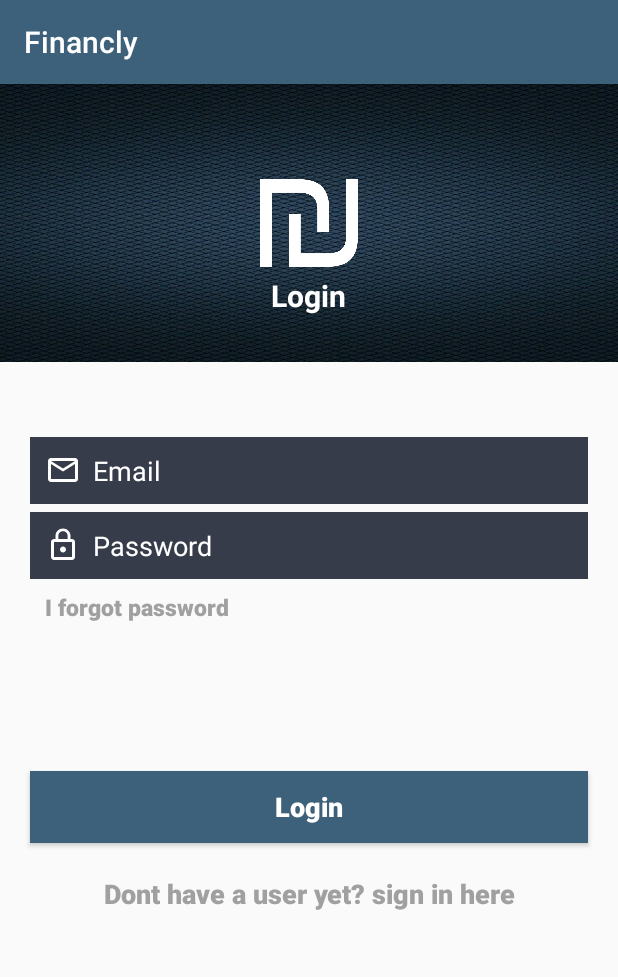
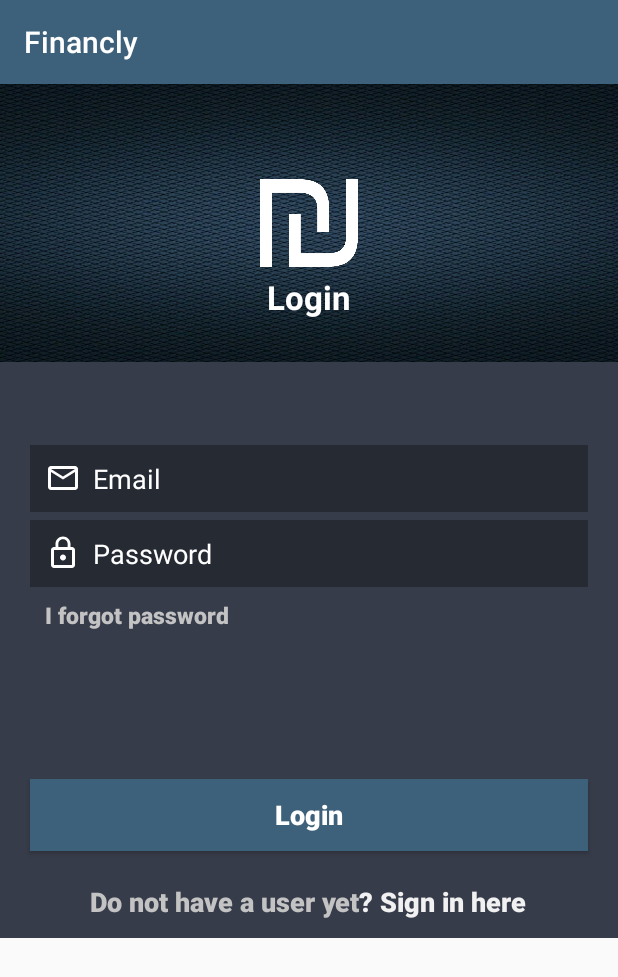
Before and after one commit to nati7828/Financly, an Android app: the screen it shows after launch (LoginActivity), on a phone screen of 412 x 824 dp. Shown: the top 977 px of the screen. Run offline under Robolectric (Android 15) with nearby library versions, the phone set to English and light mode, and no system bars; our stand-ins replace Firebase (no records; nobody signed in at launch, a user with empty details on screens opened directly).

Commit message:
java files

```diff
--- a/app/src/main/java/nati/financly/LoginActivity.java
+++ b/app/src/main/java/nati/financly/LoginActivity.java
@@ -6,6 +6,9 @@ import android.content.SharedPreferences;
 import android.os.Bundle;
 import android.support.annotation.NonNull;
 import android.support.v7.app.AppCompatActivity;
+import android.text.Spannable;
+import android.text.SpannableString;
+import android.text.style.ForegroundColorSpan;
 import android.util.Log;
 import android.view.View;
 import android.view.animation.Animation;
@@ -32,6 +35,7 @@ public class LoginActivity extends AppCompatActivity {
     private EditText et_email;
     private ProgressBar progressBar;
 
+
     boolean isEmailVerified;//boolean to check if user already exists.
 
     Button loginBtn;
@@ -48,6 +52,12 @@ public class LoginActivity extends AppCompatActivity {
         loginBtn = findViewById(R.id.login_login_btn);
         et_password = findViewById(R.id.login_password_et);
         et_email = findViewById(R.id.login_email_et);
+
+        Button toRegisterPageBtn = findViewById(R.id.login_register_btn);
+
+        Spannable darkerText = new SpannableString(toRegisterPageBtn.getText().toString());
+        darkerText.setSpan(new ForegroundColorSpan(getResources().getColor(R.color.colorHint)), 22, toRegisterPageBtn.length(), Spannable.SPAN_INCLUSIVE_EXCLUSIVE);
+        toRegisterPageBtn.setText(darkerText);
 
         //Save the email on the phone, and show it on start.
         SharedPreferences preferences = getSharedPreferences("MyPrefs", MODE_PRIVATE);
--- a/app/src/main/java/nati/financly/main_activity/BalanceMainFragment.java
+++ b/app/src/main/java/nati/financly/main_activity/BalanceFragment.java
@@ -45,7 +45,7 @@ import java.util.Locale;
 import nati.financly.ItemView;
 import nati.financly.R;
 
-public class BalanceMainFragment extends Fragment {
+public class BalanceFragment extends Fragment {
 
     private FirebaseAuth.AuthStateListener mAuthListener;
     private DatabaseReference myRef;
@@ -63,7 +63,7 @@ public class BalanceMainFragment extends Fragment {
 
     FloatingActionButton fab;
 
-    public BalanceMainFragment() {
+    public BalanceFragment() {
         //Empty constructor
     }
 
@@ -196,7 +196,7 @@ public class BalanceMainFragment extends Fragment {
 
             @Override
             public void onCancelled(DatabaseError databaseError) {
-                Toast.makeText(getActivity(), "Canceled", Toast.LENGTH_SHORT).show();
+                Toast.makeText(getActivity(), R.string.cancel, Toast.LENGTH_SHORT).show();
             }
         });
 
--- a/app/src/main/java/nati/financly/main_activity/BalanceFragmentAdapter.java
+++ b/app/src/main/java/nati/financly/main_activity/BalanceFragmentAdapter.java
@@ -185,7 +185,6 @@ public class BalanceFragmentAdapter extends RecyclerView.Adapter<BalanceFragment
                             listener.onEditClick(position);
                             return true;
                         case 2:
-                            Toast.makeText(context,"chewcking" + position,Toast.LENGTH_SHORT).show();
                             listener.onDeleteClick(position);
                             return true;
                     }
--- a/app/src/main/java/nati/financly/main_activity/DatePickerFragment.java
+++ b/app/src/main/java/nati/financly/main_activity/DatePickerFragment.java
@@ -13,11 +13,11 @@ import java.util.Calendar;
 
 public class DatePickerFragment extends DialogFragment implements DatePickerDialog.OnDateSetListener {
 
-    BalanceMainFragment balanceMainFragment;
+    BalanceFragment balanceFragment;
     @NonNull
     @Override
     public Dialog onCreateDialog(Bundle savedInstanceState) {
-        balanceMainFragment = new BalanceMainFragment();
+        balanceFragment = new BalanceFragment();
         // Use the current date as the default date in the picker
         final Calendar c = Calendar.getInstance();
         int year = c.get(Calendar.YEAR);
@@ -34,6 +34,6 @@ public class DatePickerFragment extends DialogFragment implements DatePickerDial
         String date = year + "/" + month + "/" + day;
         Bundle args = new Bundle();
         args.putString("date", date);
-        balanceMainFragment.setArguments(args);
+        balanceFragment.setArguments(args);
     }
 }
--- a/app/src/main/java/nati/financly/main_activity/MainActivity.java
+++ b/app/src/main/java/nati/financly/main_activity/MainActivity.java
@@ -92,7 +92,7 @@ public class MainActivity extends AppCompatActivity implements NavigationView.On
         }
 
         if (savedInstanceState == null) {
-            getSupportFragmentManager().beginTransaction().add(R.id.fragment_container, new BalanceMainFragment()).commit();
+            getSupportFragmentManager().beginTransaction().add(R.id.fragment_container, new BalanceFragment()).commit();
             navigationView.setCheckedItem(R.id.nav_balance);//Show that we are on the balance page - highlight the message item.
         }
 
@@ -129,7 +129,7 @@ public class MainActivity extends AppCompatActivity implements NavigationView.On
                 if (getSupportActionBar() != null) {
                     getSupportActionBar().hide();
                 }
-                getSupportFragmentManager().beginTransaction().replace(R.id.fragment_container, new BalanceMainFragment(), "balance_fragment").commit();
+                getSupportFragmentManager().beginTransaction().replace(R.id.fragment_container, new BalanceFragment(), "balance_fragment").commit();
                 break;
             case R.id.nav_details:
                 getSupportFragmentManager().beginTransaction().replace(R.id.fragment_container, new UserDetailsFragment()).commit();
--- a/app/src/main/res/layout/activity_login.xml
+++ b/app/src/main/res/layout/activity_login.xml
@@ -8,7 +8,13 @@
     <RelativeLayout
         android:layout_width="match_parent"
         android:layout_height="185dp"
-        android:background="@drawable/b1">
+        >
+
+        <ImageView
+            android:layout_width="match_parent"
+            android:layout_height="match_parent"
+            android:src="@drawable/b1"
+            android:scaleType="fitXY"/>
 
         <ImageView
             android:id="@+id/login_image_shekel"
@@ -26,14 +32,16 @@
             android:layout_centerHorizontal="true"
             android:text="@string/login_title"
             android:textColor="@color/colorWhite"
-            android:textSize="20sp"
+            android:textSize="22sp"
             android:textStyle="bold" />
     </RelativeLayout>
 
     <LinearLayout
         android:layout_width="match_parent"
-        android:layout_height="match_parent"
-        android:orientation="vertical">
+        android:layout_height="wrap_content"
+        android:orientation="vertical"
+        android:layout_marginTop="185dp"
+        android:background="@color/colorDarkGray">
 
         <EditText
             android:id="@+id/login_email_et"
@@ -42,8 +50,8 @@
             android:layout_gravity="start"
             android:layout_marginEnd="20dp"
             android:layout_marginStart="20dp"
-            android:layout_marginTop="235dp"
-            android:background="@color/colorDarkGray"
+            android:layout_marginTop="55dp"
+            android:background="@color/colorVeryDarkGray"
             android:drawablePadding="8dp"
             android:drawableStart="@drawable/ic_email"
             android:hint="@string/email"
@@ -61,7 +69,7 @@
             android:layout_marginEnd="20dp"
             android:layout_marginStart="20dp"
             android:layout_marginTop="5dp"
-            android:background="@color/colorDarkGray"
+            android:background="@color/colorVeryDarkGray"
             android:drawablePadding="8dp"
             android:drawableStart="@drawable/ic_lock"
             android:gravity="start"
@@ -82,15 +90,15 @@
                 android:id="@+id/login_forgot_user_password_btn"
                 android:layout_width="wrap_content"
                 android:layout_height="wrap_content"
+                android:background="@android:color/transparent"
                 android:layout_gravity="start"
                 android:layout_marginStart="30dp"
-                android:background="#00000000"
                 android:gravity="start"
                 android:onClick="ResetPassword"
                 android:paddingTop="8dp"
                 android:text="@string/forgot_username_or_password"
                 android:textAllCaps="false"
-                android:textColor="#a0a0a0"
+                android:textColor="@color/colorHint2"
                 android:textSize="15sp"
                 android:textStyle="bold" />
 
@@ -138,7 +146,7 @@
                 android:onClick="Register"
                 android:text="@string/register"
                 android:textAllCaps="false"
-                android:textColor="#a0a0a0"
+                android:textColor="@color/colorHint2"
                 android:textSize="18sp"
                 android:textStyle="bold" />
         </LinearLayout>
--- a/app/src/main/res/layout/drawer_header.xml
+++ b/app/src/main/res/layout/drawer_header.xml
@@ -1,12 +1,11 @@
 <?xml version="1.0" encoding="utf-8"?>
 <RelativeLayout xmlns:android="http://schemas.android.com/apk/res/android"
     android:layout_width="match_parent"
-    android:layout_height="160dp"
+    android:layout_height="170dp"
     android:background="@drawable/background_parallax"
     android:padding="20dp">
 
     <ImageView
-
         android:layout_above="@+id/drawer_header_welcome_user_txt_view"
         android:contentDescription="@string/user_icon"
         android:layout_width="65dp"
--- a/app/src/main/res/values/colors.xml
+++ b/app/src/main/res/values/colors.xml
@@ -12,10 +12,9 @@
     <color name="colorKindBlue">#4473ae</color>
     <color name="colorDarkBlue">#204262</color>
     <color name="colorBlue">#4baed5</color>
-    <color name="colorBlue2">#67cdf5</color>
-    <color name="colorLightBlue">#78d9ff</color>
     <color name="colorWhite">#ffffff</color>
     <color name="colorHint">#f1f1f1</color>
+    <color name="colorHint2">#c3c3c3</color>
     <color name="colorGreen">#32ab2e</color>
     <color name="colorRed">#fae84b46</color>
 
--- a/app/src/main/res/values/strings.xml
+++ b/app/src/main/res/values/strings.xml
@@ -5,7 +5,7 @@
     <string name="password"> Password</string>
     <string name="login_title">Login</string>
     <string name="login">Login</string>
-    <string name="register">Dont have a user yet? sign in here</string>
+    <string name="register">Do not have a user yet? Sign in here</string>
     <string name="forgot_username_or_password">I forgot password</string>
     <string name="name">Name</string>
     <string name="pass">Password</string>
```
Also changed, not shown: app/src/main/java/nati/financly/RegisterActivity.java (+2 -7 lines), app/src/main/res/drawable/login_edit_texts_background.xml (deleted, +0 -14 lines), app/src/main/res/layout/activity_registar.xml (+6 -5 lines).
